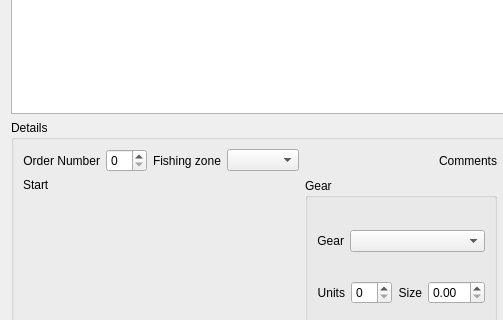
doublebyte1/app_solution, file app_new/frmoperation.ui: the form before one commit; both pictures show x 0 to 503 and y 150 to 470 of the 790 by 644 pixel window.
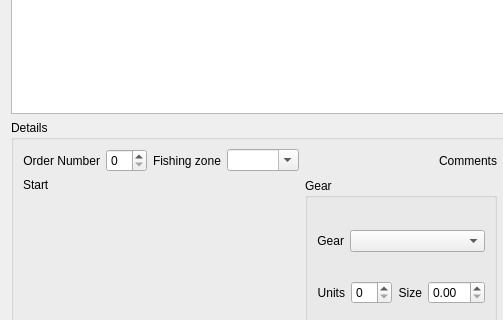
The form after the commit. Icons and pictures are not drawn. Custom widgets are drawn as their Qt base class.

```diff
--- a/app_new/frmoperation.ui
+++ b/app_new/frmoperation.ui
@@ -155,7 +155,11 @@
        </widget>
       </item>
       <item row="0" column="3">
-       <widget class="QComboBox" name="cmbFishingZone"/>
+       <widget class="QComboBox" name="cmbFishingZone">
+        <property name="editable">
+         <bool>true</bool>
+        </property>
+       </widget>
       </item>
       <item row="0" column="5" rowspan="3">
        <widget class="QPlainTextEdit" name="plainTextEdit">
```
Left out of the diff: 6 changed lines with no effect on the pictures.
